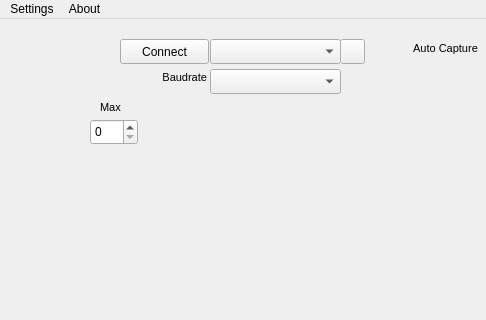
Above: mainwindow.ui from StudioDanton/SolarMonitor before the change; both pictures show x 0 to 486 and y 0 to 320 of the 709 by 475 pixel window. Below: the same form after it.
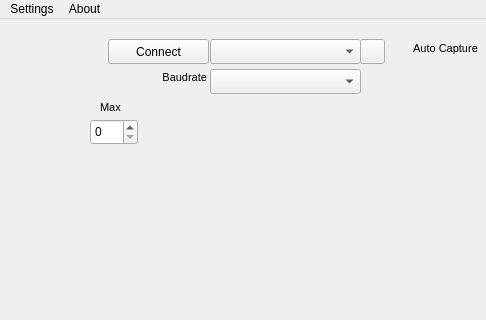
That is the form after the change. Icons and pictures are not drawn. Custom widgets are drawn as their Qt base class.

```diff
--- a/mainwindow.ui
+++ b/mainwindow.ui
@@ -33,9 +33,9 @@
    <widget class="QPushButton" name="pushButton">
     <property name="geometry">
      <rect>
-      <x>120</x>
+      <x>108</x>
       <y>20</y>
-      <width>89</width>
+      <width>101</width>
       <height>25</height>
      </rect>
     </property>
@@ -146,7 +146,7 @@
      <rect>
       <x>210</x>
       <y>20</y>
-      <width>131</width>
+      <width>151</width>
       <height>25</height>
      </rect>
     </property>
@@ -156,7 +156,7 @@
      <rect>
       <x>210</x>
       <y>50</y>
-      <width>131</width>
+      <width>151</width>
       <height>25</height>
      </rect>
     </property>
@@ -206,7 +206,7 @@
    <widget class="QPushButton" name="refreshPorts">
     <property name="geometry">
      <rect>
-      <x>340</x>
+      <x>360</x>
       <y>20</y>
       <width>25</width>
       <height>25</height>
```
Left out of the diff: 2 changed lines with no effect on the pictures.
